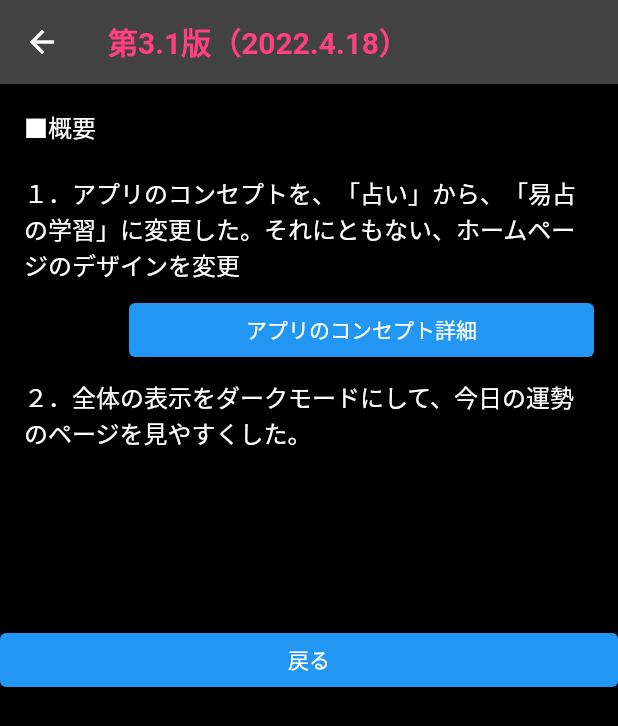
After one commit to okatoku331/sanchu4, a Flutter app: the Update3 screen opened directly, on a phone screen of 412 x 824 dp. The commit adds this screen. Shown: the top 726 px of the screen. Run offline on Flutter 3.47's test engine with Material 2 defaults, Android fonts, the light colour scheme and no system bars.

```diff
--- a/lib/osirase/update.dart
+++ b/lib/osirase/update.dart
@@ -3,6 +3,7 @@ import 'package:sanchu4/osirase/profile.dart';
 import 'package:sanchu4/osirase/update1.dart';
 import 'package:sanchu4/osirase/update2.dart';
 import 'package:sanchu4/osirase/update2a.dart';
+import 'package:sanchu4/osirase/update3.dart';
 import 'package:sanchu4/osirase/update3a.dart';
 
 class Update extends StatelessWidget {
@@ -53,7 +54,7 @@ class Update extends StatelessWidget {
                       Navigator.push(
                           context,
                           MaterialPageRoute(
-                            builder: (context) => const Update3a(),
+                            builder: (context) => const Update3(),
                           ));
                     },
                   ),
--- /dev/null
+++ b/lib/osirase/update3.dart
@@ -0,0 +1,71 @@
+import 'package:flutter/material.dart';
+
+import 'consept.dart';
+
+class Update3 extends StatelessWidget {
+  const Update3({Key? key}) : super(key: key);
+
+  @override
+  Widget build(BuildContext context) {
+    return Scaffold(
+      backgroundColor: Colors.black,
+      appBar: AppBar(
+        title: const Text(
+          '第3.1版（2022.4.18）',
+          style: TextStyle(
+            color: Colors.pinkAccent,
+            fontWeight: FontWeight.bold,
+          ),
+        ),
+      ),
+      body: ListView(
+        children: <Widget>[
+          const ListTile(
+            title: Text('■概要'),
+          ),
+          const ListTile(
+            title:
+                Text('１．アプリのコンセプトを、「占い」から、「易占の学習」に変更した。それにともない、ホームページのデザインを変更'),
+          ),
+          ListTile(
+            title: Padding(
+              padding: const EdgeInsets.fromLTRB(70, 0, 0, 0),
+              child: ElevatedButton(
+                child: const Text('アプリのコンセプト詳細'),
+                onPressed: () {
+                  Navigator.push(
+                      context,
+                      MaterialPageRoute(
+                        builder: (context) => const Consept(),
+                      ));
+                },
+              ),
+            ),
+          ),
+          const ListTile(
+            title: Text('２．全体の表示をダークモードにして、今日の運勢のページを見やすくした。'),
+          ),
+          const ListTile(
+            title: Text(''),
+          ),
+          /*AdmobBanner(
+              adUnitId: AdMobService().getBannerAdUnitId(),
+              adSize: AdmobBannerSize(
+                width: MediaQuery.of(context).size.width.toInt(),
+                height: AdMobService().getHeight(context).toInt(),
+                name: 'SMART_BANNER',
+              )),*/
+          const ListTile(
+            title: Text(''),
+          ),
+          ElevatedButton(
+            child: const Text('戻る'),
+            onPressed: () {
+              Navigator.pop(context);
+            },
+          ),
+        ],
+      ),
+    );
+  }
+}
--- a/pubspec.yaml
+++ b/pubspec.yaml
@@ -13,6 +13,12 @@ environment:
 dependencies:
   flutter:
     sdk: flutter
+  # firebase_core: ^1.4.0
+    #firebase_analytics: ^8.2.0
+  # cloud_firestore: ^2.4.0
+    #firebase_storage: ^10.0.3
+    #firebase_auth: ^3.1.0
+    #image_picker: ^0.8.4
 
 
   cupertino_icons: ^1.0.5
```
Also changed, not shown: 5 other files.
